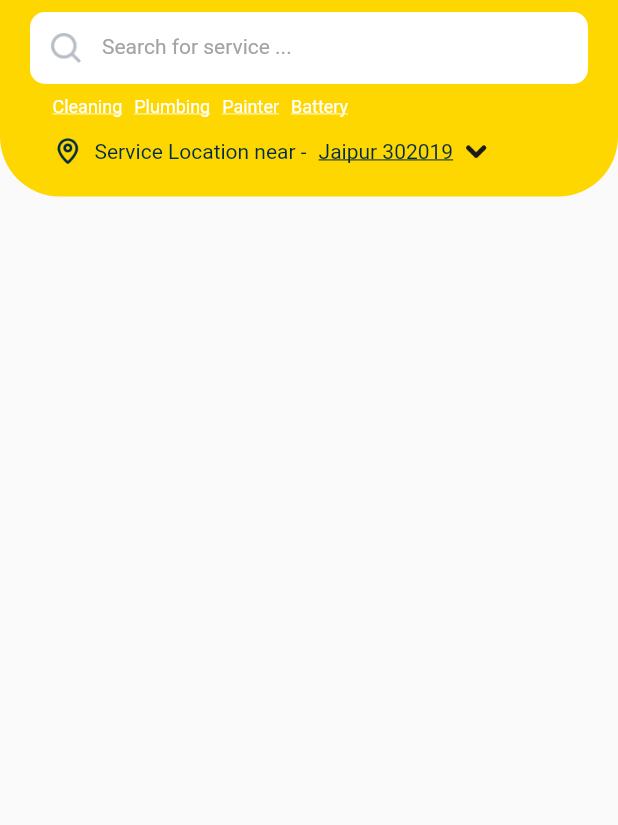
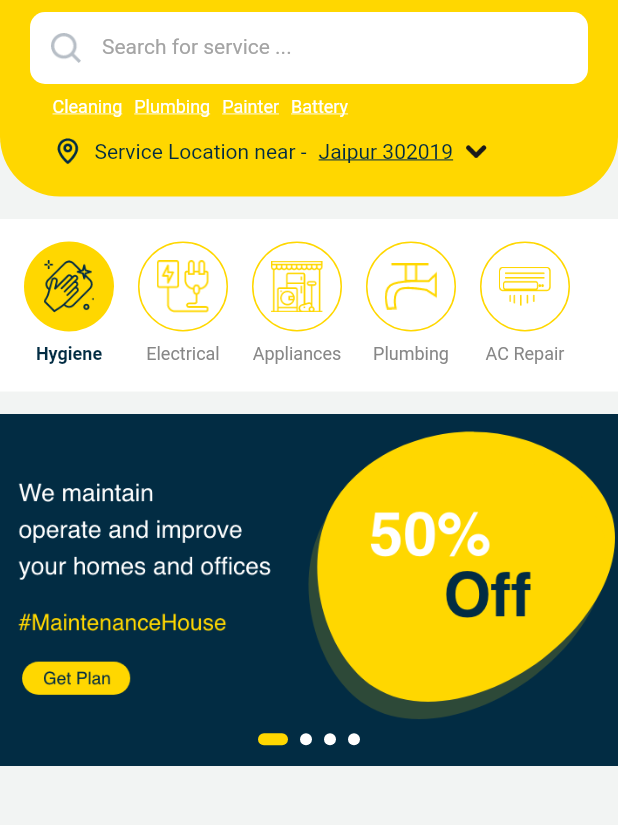
Before and after one commit to codeforany/online_maintenance_service_flutter, a Flutter app: the HomeScreen screen opened directly, on a phone screen of 412 x 824 dp, the part 72-897 px from its top. Run offline on Flutter 3.47's test engine with Material 3 defaults, Android fonts, the phone set to English and light mode, and no system bars; our stand-ins replace flutter_otp_text_field, image_picker; missing offline and left inert: fl_country_code_picker.

Commit message:
home screen part-2

```diff
--- /dev/null
+++ b/lib/common_widget/select_icon_title_button.dart
@@ -0,0 +1,57 @@
+import 'package:flutter/material.dart';
+import 'package:maintenance_service_app/common/color_extension.dart';
+
+class SelectIconTitleButton extends StatelessWidget {
+  final String title;
+  final String icon;
+  final bool isSelect;
+  final VoidCallback onPressed;
+
+  const SelectIconTitleButton(
+      {super.key,
+      required this.title,
+      required this.icon,
+      this.isSelect = false,
+      required this.onPressed});
+
+  @override
+  Widget build(BuildContext context) {
+    return InkWell(
+      onTap: onPressed,
+      child: Column(
+        crossAxisAlignment: CrossAxisAlignment.center,
+        mainAxisSize: MainAxisSize.min,
+        children: [
+          Container(
+            height: 60,
+            width: 60,
+            margin: const EdgeInsets.symmetric(horizontal: 8),
+            decoration: BoxDecoration(
+              color: isSelect ? TColor.primary : Colors.transparent,
+              borderRadius: BorderRadius.circular(30),
+              border: isSelect ? null : Border.all(color: TColor.primary)
+            ),
+            alignment: Alignment.center,
+            child: Image.asset(
+              icon,
+              width: 35,
+              height: 35,
+              color: isSelect ? TColor.primaryText : TColor.primary,
+            ),
+          ),
+          const SizedBox(
+            height: 8,
+          ),
+          Text(
+            title,
+            style: TextStyle(
+              color: isSelect ? TColor.primaryText : TColor.secondaryText,
+              fontSize: 12,
+              fontWeight: isSelect ? FontWeight.bold : FontWeight.normal,
+            ),
+          )
+        ],
+      ),
+    );
+  }
+}
--- a/lib/screen/home/home_screen.dart
+++ b/lib/screen/home/home_screen.dart
@@ -1,6 +1,9 @@
 import 'package:flutter/material.dart';
+import 'package:flutter/widgets.dart';
 import 'package:maintenance_service_app/common/color_extension.dart';
+import 'package:maintenance_service_app/common/extension.dart';
 import 'package:maintenance_service_app/common_widget/link_button.dart';
+import 'package:maintenance_service_app/common_widget/select_icon_title_button.dart';
 
 class HomeScreen extends StatefulWidget {
   const HomeScreen({super.key});
@@ -10,9 +13,33 @@ class HomeScreen extends StatefulWidget {
 }
 
 class _HomeScreenState extends State<HomeScreen> {
+  List bannerArr = [
+    "assets/img/banner1.png",
+    "assets/img/banner2.png",
+    "assets/img/banner3.png",
+    "assets/img/banner4.png",
+  ];
+
+  PageController controller = PageController();
+  int selectPage = 0;
+
+  int selectCatIndex = 0;
+
+  @override
+  void initState() {
+    // TODO: implement initState
+    super.initState();
+    controller.addListener(() {
+      setState(() {
+        selectPage = controller.page?.round() ?? 0;
+      });
+    });
+  }
+
   @override
   Widget build(BuildContext context) {
     return Scaffold(
+      backgroundColor: const Color(0xffF2F4F3),
       appBar: AppBar(
         backgroundColor: TColor.primary,
         elevation: 0,
@@ -155,7 +182,125 @@ class _HomeScreenState extends State<HomeScreen> {
                 ),
               ],
             ),
-          )
+          ),
+          Expanded(
+            child: SingleChildScrollView(
+              child: Column(
+                children: [
+                  Container(
+                    margin: const EdgeInsets.symmetric(vertical: 15),
+                    padding:
+                        const EdgeInsets.symmetric(horizontal: 8, vertical: 15),
+                    decoration: const BoxDecoration(
+                      color: Colors.white,
+                    ),
+                    child: SizedBox(
+                      height: 85,
+                      child: ListView(
+                        scrollDirection: Axis.horizontal,
+                        children: [
+                          SelectIconTitleButton(
+                            title: "Hygiene",
+                            icon: "assets/img/hygiene.png",
+                            isSelect: selectCatIndex == 0,
+                            onPressed: () {
+                              setState(() {
+                                selectCatIndex = 0;
+                              });
+                            },
+                          ),
+                          SelectIconTitleButton(
+                            title: "Electrical",
+                            icon: "assets/img/electric_plug.png",
+                            isSelect: selectCatIndex == 1,
+                            onPressed: () {
+                              setState(() {
+                                selectCatIndex = 1;
+                              });
+                            },
+                          ),
+                          SelectIconTitleButton(
+                            title: "Appliances",
+                            icon: "assets/img/appllication.png",
+                            isSelect: selectCatIndex == 2,
+                            onPressed: () {
+                              setState(() {
+                                selectCatIndex = 2;
+                              });
+                            },
+                          ),
+                          SelectIconTitleButton(
+                            title: "Plumbing",
+                            icon: "assets/img/plumbing.png",
+                            isSelect: selectCatIndex == 3,
+                            onPressed: () {
+                              setState(() {
+                                selectCatIndex = 3;
+                              });
+                            },
+                          ),
+                          SelectIconTitleButton(
+                            title: "AC Repair",
+                            icon: "assets/img/ac_repair.png",
+                            isSelect: selectCatIndex == 4,
+                            onPressed: () {
+                              setState(() {
+                                selectCatIndex = 4;
+                              });
+                            },
+                          ),
+                        ],
+                      ),
+                    ),
+                  ),
+                  Stack(
+                    alignment: Alignment.bottomCenter,
+                    children: [
+                      SizedBox(
+                        height: context.width * 0.57,
+                        child: PageView.builder(
+                            controller: controller,
+                            itemCount: bannerArr.length,
+                            itemBuilder: (context, index) {
+                              var image = bannerArr[index];
+                              return SizedBox(
+                                width: context.width,
+                                height: context.width * 0.57,
+                                child: Image.asset(
+                                  image,
+                                  width: context.width,
+                                  height: context.width * 0.57,
+                                  fit: BoxFit.cover,
+                                ),
+                              );
+                            }),
+                      ),
+                      Padding(
+                        padding: const EdgeInsets.all(10.0),
+                        child: Row(
+                          mainAxisAlignment: MainAxisAlignment.center,
+                          children: bannerArr.map((image) {
+                            var index = bannerArr.indexOf(image);
+
+                            return Padding(
+                              padding: const EdgeInsets.all(4.0),
+                              child: Container(
+                                width: selectPage == index ?  20 : 8,
+                                height: 8,
+                                decoration: BoxDecoration(
+                                    color: selectPage == index ? TColor.primary : Colors.white,
+                                    borderRadius: BorderRadius.circular(4)),
+                              ),
+                            );
+                          }).toList(),
+                        ),
+                      )
+                    ],
+                  )
+                ],
+              ),
+            ),
+          ),
         ],
       ),
     );
```
Also changed, not shown: assets/img/banner1.png (added), assets/img/banner2.png (added), assets/img/banner3.png (added), assets/img/banner4.png (added), assets/img/best_1.png (added), assets/img/best_2.png (added).
